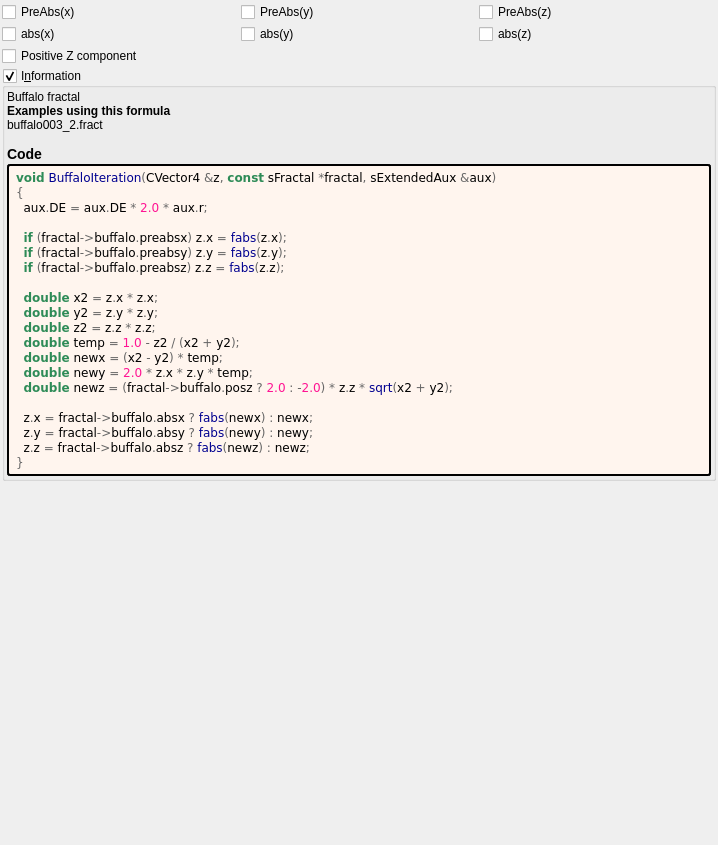
Above: mandelbulber2/formula/ui/buffalo.ui from buddhi1980/mandelbulber2 before the change. Below: the same form after it.
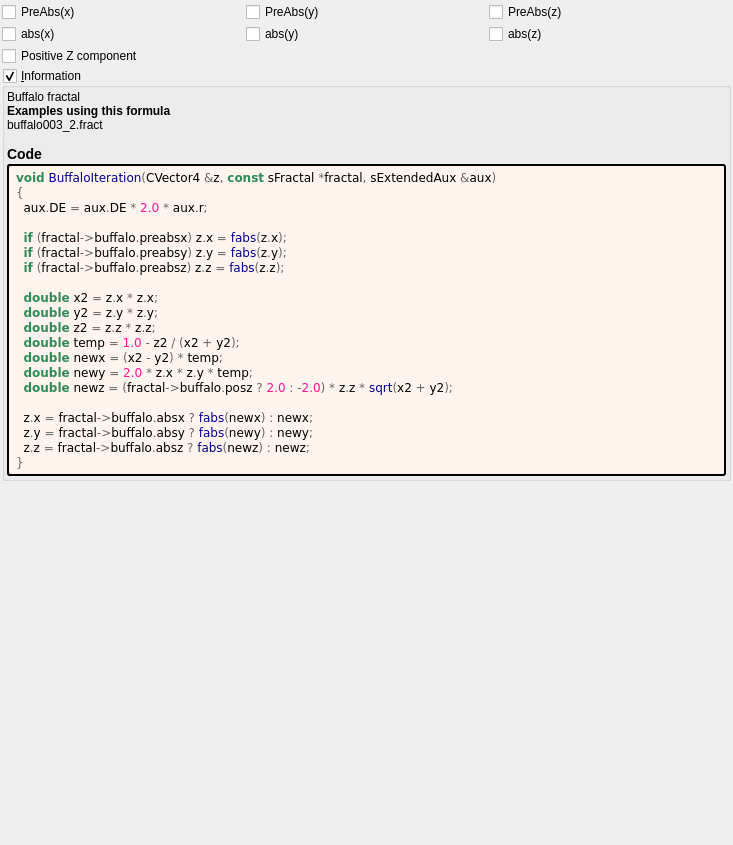
That is the form after the change. Custom widgets are drawn as their Qt base class.

Commit message: Partially implmeneted selective loading of fractal parameters. TODO: combobox widgets have to be derived from CommonMyWidget class

```diff
--- a/mandelbulber2/formula/ui/buffalo.ui
+++ b/mandelbulber2/formula/ui/buffalo.ui
@@ -6,7 +6,7 @@
    <rect>
     <x>0</x>
     <y>0</y>
-    <width>718</width>
+    <width>733</width>
     <height>845</height>
    </rect>
   </property>
@@ -91,7 +91,7 @@
    <item>
     <widget class="MyGroupBox" name="groupCheck_info">
      <property name="title">
-      <string>I&amp;nformation</string>
+      <string>&amp;Information</string>
      </property>
      <property name="flat">
       <bool>false</bool>
@@ -199,6 +199,11 @@
    <header>my_group_box.h</header>
    <container>1</container>
   </customwidget>
+  <customwidget>
+   <class>MyCheckBox</class>
+   <extends>QCheckBox</extends>
+   <header>my_check_box.h</header>
+  </customwidget>
  </customwidgets>
  <tabstops>
   <tabstop>checkBox_buffalo_preabs_x</tabstop>
```
Left out of the diff: 14 changed lines with no effect on the pictures. The commit also changes 7 other files.
